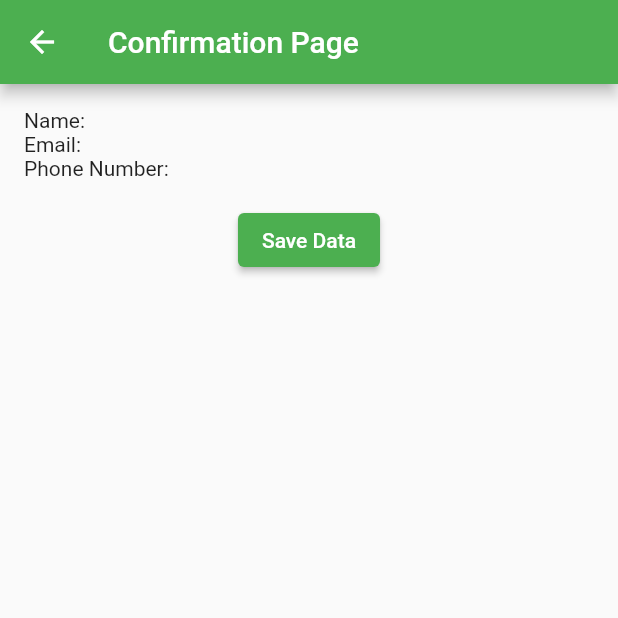
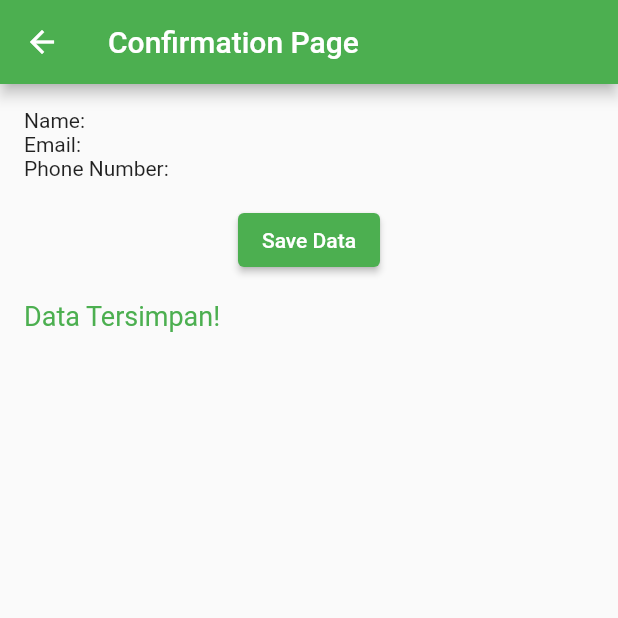
Before and after one commit to kokofin/flutter_week4_input_form_button, a Flutter app: the ConfirmationPage screen opened directly with empty values, on a phone screen of 412 x 824 dp, the top half of it. Run offline on Flutter 3.47's test engine with Material 2 defaults, Android fonts, the phone set to English and light mode, and no system bars; our stand-ins replace image_picker.

Commit message:
Menambahkan pemberitahuan data tersimpan

```diff
--- a/lib/form_page.dart
+++ b/lib/form_page.dart
@@ -91,13 +91,80 @@ class FormPageState extends State<FormPage> {
   }
 }
 
-class ConfirmationPage extends StatelessWidget {
+// class ConfirmationPage extends StatelessWidget {
+//   final String name;
+//   final String email;
+//   final String phone;
+//
+//   const ConfirmationPage({required this.name, required this.email, required this.phone, Key? key})
+//       : super(key: key);
+//
+//   @override
+//   Widget build(BuildContext context) {
+//     return Scaffold(
+//       appBar: AppBar(
+//         title: const Text('Confirmation Page'),
+//       ),
+//       body: Padding(
+//         padding: const EdgeInsets.all(16.0),
+//         child: Column(
+//           crossAxisAlignment: CrossAxisAlignment.start,
+//           children: <Widget>[
+//             Text('Name: $name'),
+//             Text('Email: $email'),
+//             Text('Phone Number: $phone'),
+//             const SizedBox(height: 16.0),
+//             Center(
+//               child: ElevatedButton(
+//                 onPressed: () {
+//                   // Save data here
+//                 },
+//                 child: const Text('Save Data'),
+//               ),
+//             ),
+//           ],
+//         ),
+//       ),
+//     );
+//   }
+// }
+
+
+class ConfirmationPage extends StatefulWidget {
   final String name;
   final String email;
   final String phone;
 
-  const ConfirmationPage({required this.name, required this.email, required this.phone, Key? key})
-      : super(key: key);
+  const ConfirmationPage({
+    required this.name,
+    required this.email,
+    required this.phone,
+    Key? key,
+  }) : super(key: key);
+
+  @override
+  ConfirmationPageState createState() => ConfirmationPageState();
+}
+
+class ConfirmationPageState extends State<ConfirmationPage>
+    with SingleTickerProviderStateMixin {
+  late AnimationController _controller;
+  late Animation<double> _animation;
+
+  @override
+  void initState() {
+    super.initState();
+
+    // Initialize animation controller and animation
+    _controller = AnimationController(
+      vsync: this,
+      duration: const Duration(milliseconds: 500),
+    );
+    _animation = Tween<double>(begin: 0, end: 1).animate(_controller);
+
+    // Start animation when the widget is first displayed
+    _controller.forward();
+  }
 
   @override
   Widget build(BuildContext context) {
@@ -110,16 +177,28 @@ class ConfirmationPage extends StatelessWidget {
         child: Column(
           crossAxisAlignment: CrossAxisAlignment.start,
           children: <Widget>[
-            Text('Name: $name'),
-            Text('Email: $email'),
-            Text('Phone Number: $phone'),
+            Text('Name: ${widget.name}'),
+            Text('Email: ${widget.email}'),
+            Text('Phone Number: ${widget.phone}'),
             const SizedBox(height: 16.0),
             Center(
               child: ElevatedButton(
                 onPressed: () {
-                  // Save data here
+                  _saveData();
                 },
                 child: const Text('Save Data'),
+              ),
+            ),
+            const SizedBox(height: 16.0),
+            // Animated widget that fades in the message when data is saved
+            FadeTransition(
+              opacity: _animation,
+              child: const Text(
+                'Data Tersimpan!',
+                style: TextStyle(
+                  color: Colors.green,
+                  fontSize: 18.0,
+                ),
               ),
             ),
           ],
@@ -127,4 +206,13 @@ class ConfirmationPage extends StatelessWidget {
       ),
     );
   }
+
+  void _saveData() {
+    // Simulate saving data with a delay of 2 seconds
+    Future.delayed(const Duration(seconds: 2), () {
+      // Start the animation and rebuild the widget tree
+      _controller.forward(from: 0);
+      setState(() {});
+    });
+  }
 }
--- a/lib/main.dart
+++ b/lib/main.dart
@@ -1,5 +1,6 @@
 import 'package:flutter/material.dart';
 import 'form_page.dart';
+
 void main() {
   runApp(const MyApp());
 }
--- a/pubspec.yaml
+++ b/pubspec.yaml
@@ -32,9 +32,11 @@ dependencies:
     sdk: flutter
 
 
+
   # The following adds the Cupertino Icons font to your application.
   # Use with the CupertinoIcons class for iOS style icons.
-  cupertino_icons: ^1.0.2
+  cupertino_icons: ^1.0.5
+  image_picker: ^0.8.6+3
 
 dev_dependencies:
   flutter_test:
@@ -45,7 +47,7 @@ dev_dependencies:
   # activated in the `analysis_options.yaml` file located at the root of your
   # package. See that file for information about deactivating specific lint
   # rules and activating additional ones.
-  flutter_lints: ^2.0.0
+  flutter_lints: ^2.0.1
 
 # For information on the generic Dart part of this file, see the
 # following page: https://dart.dev/tools/pub/pubspec
```
Also changed, not shown: lib/image_picker.dart (added, +114 -0 lines), pubspec.lock.
